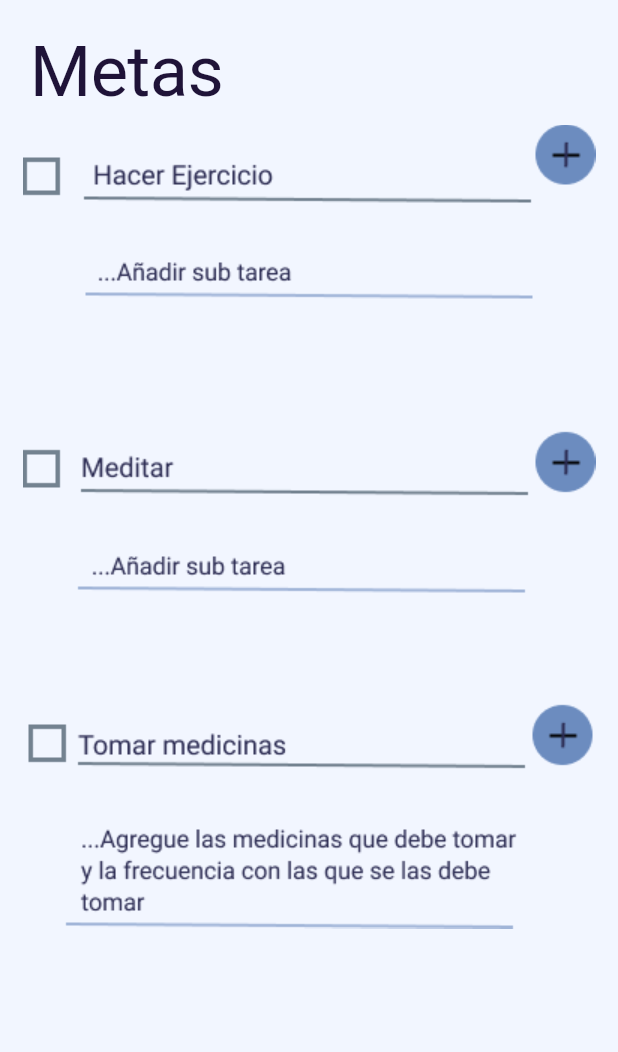
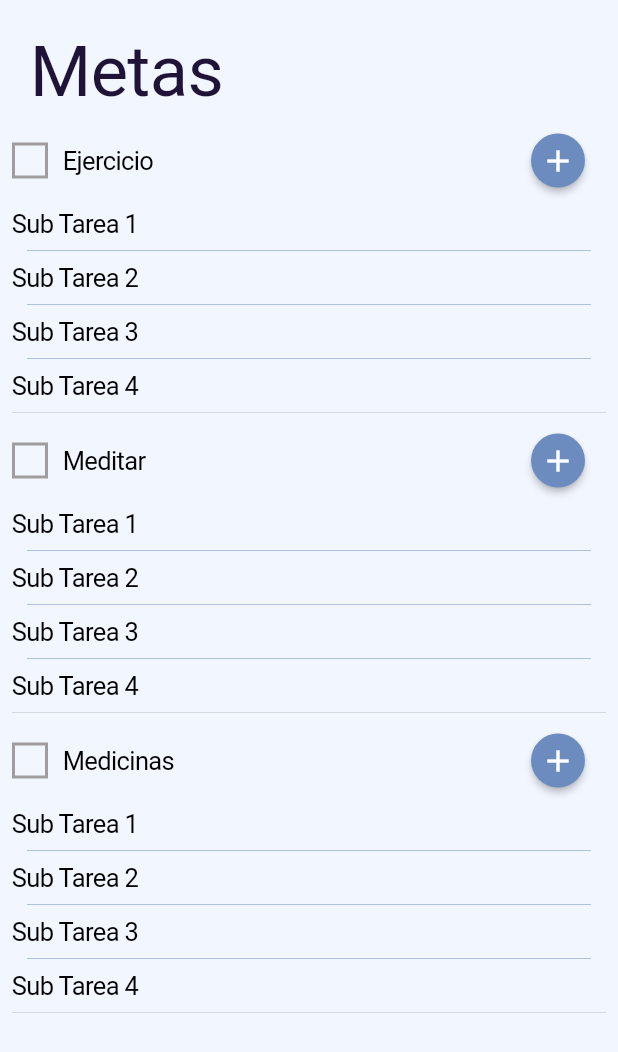
Before and after one commit to guillermoSb/proyecto_ing_software, a Flutter app: the GoalsScreen screen opened directly, on a phone screen of 412 x 824 dp. Shown: the top 1052 px of the screen. Run offline on Flutter 3.47's test engine with Material 2 defaults, Android fonts, the phone set to English and light mode, and no system bars.

Commit message:
Finished Goals page

```diff
--- a/lib/screens/goals_screen.dart
+++ b/lib/screens/goals_screen.dart
@@ -1,5 +1,6 @@
 import 'package:flutter/cupertino.dart';
 import 'package:flutter/material.dart';
+import 'package:health_app/themes/light_theme.dart';
 import 'package:health_app/widgets/pageTitle_widget.dart';
 
 class GoalsScreen extends StatelessWidget {
@@ -13,9 +14,85 @@ class GoalsScreen extends StatelessWidget {
         PageTitleWidget('Metas'),
         Padding(
           padding: EdgeInsets.all(8),
-          child: Image.asset('assets/images/Group 16.png'),
+          child: SizedBox(
+            height: MediaQuery.of(context).size.height - 223,
+            child: ListView(
+              shrinkWrap: true,
+              children: [
+                GoalCheckListTile("Ejercicio"),
+                Divider(),
+                GoalCheckListTile("Meditar"),
+                Divider(),
+                GoalCheckListTile("Medicinas"),
+                Divider()
+              ],
+            ),
+          ),
         )
       ],
     ));
   }
 }
+
+class GoalCheckListTile extends StatelessWidget {
+  final String activity;
+  const GoalCheckListTile(
+    this.activity, {
+    Key? key,
+  }) : super(key: key);
+
+  @override
+  Widget build(BuildContext context) {
+    return Column(
+      children: [
+        Row(
+          children: [
+            Container(
+              child: SizedBox(width: 20, height: 20),
+              decoration: BoxDecoration(
+                  shape: BoxShape.rectangle,
+                  border: Border.all(width: 2, color: Colors.grey)),
+            ),
+            SizedBox(
+              width: 10,
+            ),
+            Text(activity),
+            Spacer(),
+            ElevatedButton(
+              child: const Icon(Icons.add),
+              onPressed: () {},
+              style: ElevatedButton.styleFrom(
+                  shape: const CircleBorder(), primary: AppTheme.primary),
+            ),
+          ],
+        ),
+        SizedBox(
+          height: 8,
+        ),
+        Text("Sub Tarea 1"),
+        Padding(
+          padding: const EdgeInsets.fromLTRB(10, 0, 10, 0),
+          child: Divider(
+            color: AppTheme.primary.withOpacity(0.5),
+          ),
+        ),
+        Text("Sub Tarea 2"),
+        Padding(
+          padding: const EdgeInsets.fromLTRB(10, 0, 10, 0),
+          child: Divider(
+            color: AppTheme.primary.withOpacity(0.5),
+          ),
+        ),
+        Text("Sub Tarea 3"),
+        Padding(
+          padding: const EdgeInsets.fromLTRB(10, 0, 10, 0),
+          child: Divider(
+            color: AppTheme.primary.withOpacity(0.5),
+          ),
+        ),
+        Text("Sub Tarea 4"),
+      ],
+      crossAxisAlignment: CrossAxisAlignment.start,
+    );
+  }
+}
```
